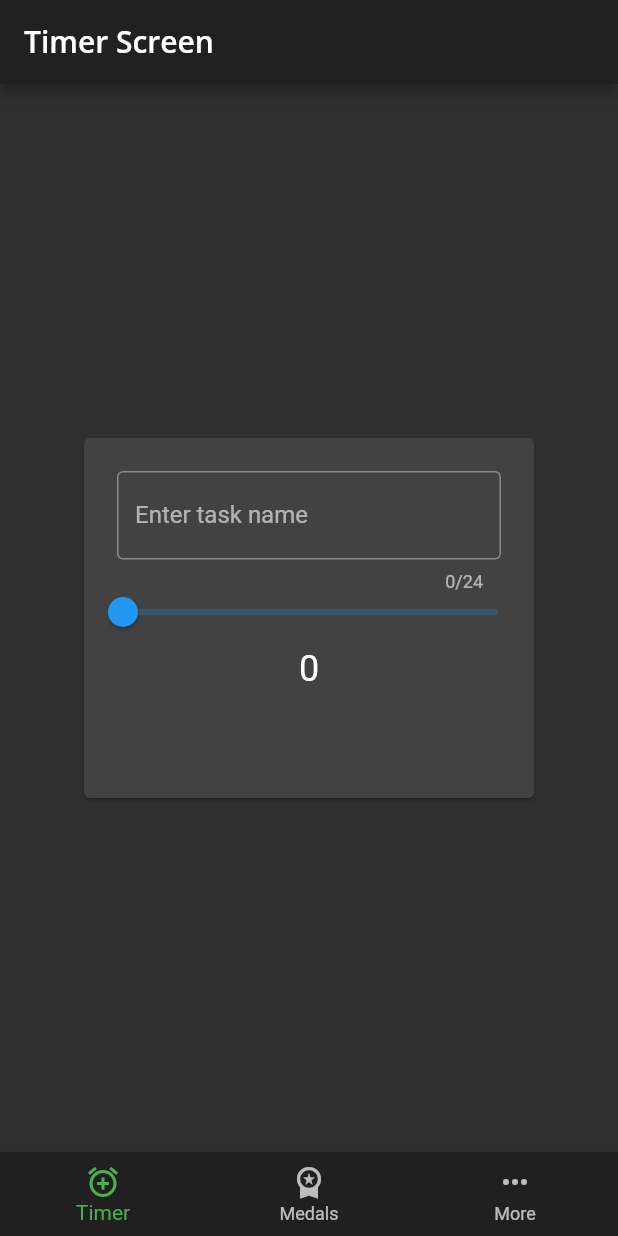
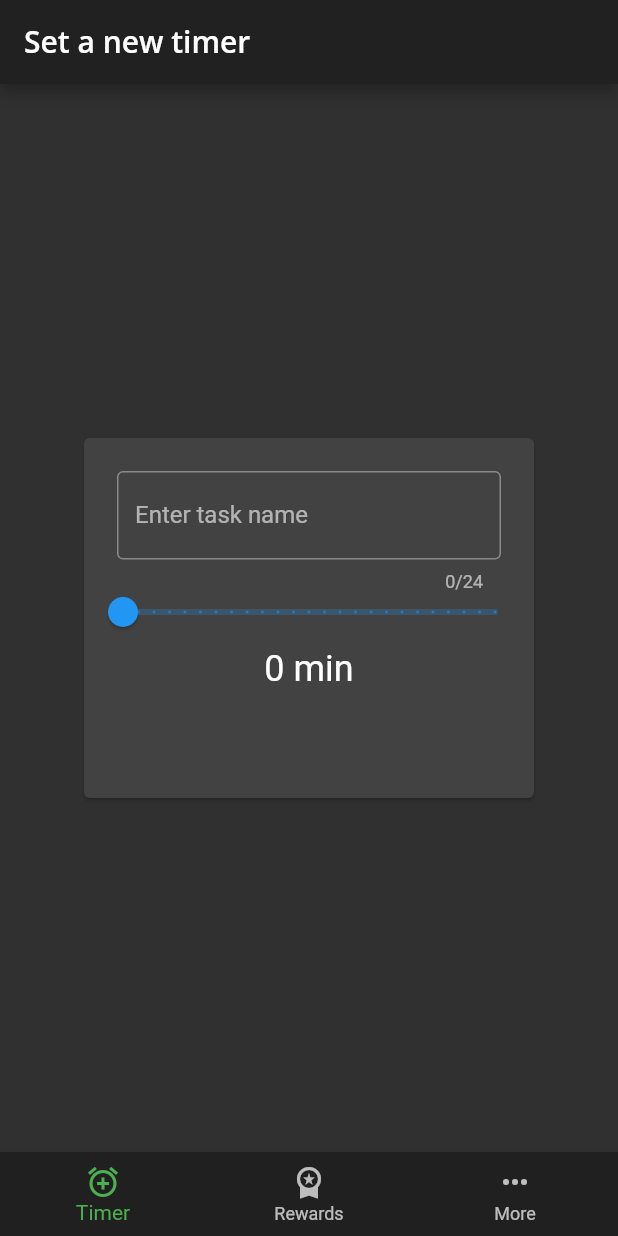
Before and after one commit to WojDob/FocuMoji, a Flutter app: the screen it shows after launch, on a phone screen of 412 x 824 dp. Run offline on Flutter 3.47's test engine with Material 2 defaults, Android fonts, the phone set to English and light mode, and no system bars; our stand-ins replace firebase_core, google_fonts, logger, shared_preferences; accounts and stored records are empty.

Commit message:
Cosmetic changes

```diff
--- a/lib/home.dart
+++ b/lib/home.dart
@@ -1,6 +1,6 @@
 import 'package:flutter/material.dart';
 import 'screens/set_timer_screen.dart';
-import 'screens/medals_screen.dart';
+import 'screens/rewards_screen.dart';
 import 'screens/more_screen.dart';
 import 'package:provider/provider.dart';
 import 'models/models.dart';
@@ -44,7 +44,7 @@ class Home extends StatelessWidget {
               ),
               BottomNavigationBarItem(
                 icon: Icon(Icons.workspace_premium),
-                label: 'Medals',
+                label: 'Rewards',
               ),
               BottomNavigationBarItem(
                 icon: Icon(Icons.more_horiz),
--- a/lib/screens/countdown_screen.dart
+++ b/lib/screens/countdown_screen.dart
@@ -42,7 +42,7 @@ class CountdownScreen extends StatelessWidget {
                               timerProvider.timerRewards, timerProvider.name);
                           _showModal(context);
                         },
-                        child: const Text('Open Modal'),
+                        child: const Text('Collect rewards!'),
                       ),
                     ),
                   ],
--- a/lib/screens/more_screen.dart
+++ b/lib/screens/more_screen.dart
@@ -12,7 +12,9 @@ class MoreScreen extends StatelessWidget {
   Widget build(BuildContext context) {
     final rewardsProvider = context.watch<RewardsManager>();
 
-    return SafeArea(
+    return Scaffold(
+      appBar: AppBar(title: const Text('FocuMoji')),
+      body: SafeArea(
         child: SizedBox(
           width: 300,
           height: 500,
@@ -42,6 +44,7 @@ class MoreScreen extends StatelessWidget {
                   child: Text(""),
                 ),
               ],
+            ),
           ),
         ),
       ),
--- a/lib/screens/set_timer_screen.dart
+++ b/lib/screens/set_timer_screen.dart
@@ -17,7 +17,7 @@ class _TimerScreenState extends State<TimerScreen> {
     final rewards = context.watch<RewardsManager>();
 
     return Scaffold(
-      appBar: AppBar(title: const Text('Timer Screen')),
+      appBar: AppBar(title: const Text('Set a new timer')),
       body: Padding(
         padding: const EdgeInsets.all(16.0),
         child: Center(
@@ -63,7 +63,7 @@ class _TimerScreenState extends State<TimerScreen> {
             value: _sliderValue,
             min: 0,
             max: 120,
-            divisions: 120,
+            divisions: 24,
             onChanged: (newValue) {
               setState(() {
                 _sliderValue = newValue;
@@ -71,7 +71,7 @@ class _TimerScreenState extends State<TimerScreen> {
             },
           ),
           Text(
-            _sliderValue.round().toString(),
+            _sliderValue.round().toString() + " min",
             style: const TextStyle(fontSize: 24),
           ),
         ],
```
Also changed, not shown: lib/screens/medals_screen.dart (deleted, +0 -50 lines), lib/screens/rewards_screen.dart (added, +53 -0 lines), 1 other file. Lines whose indentation alone changed are shown as unchanged.
